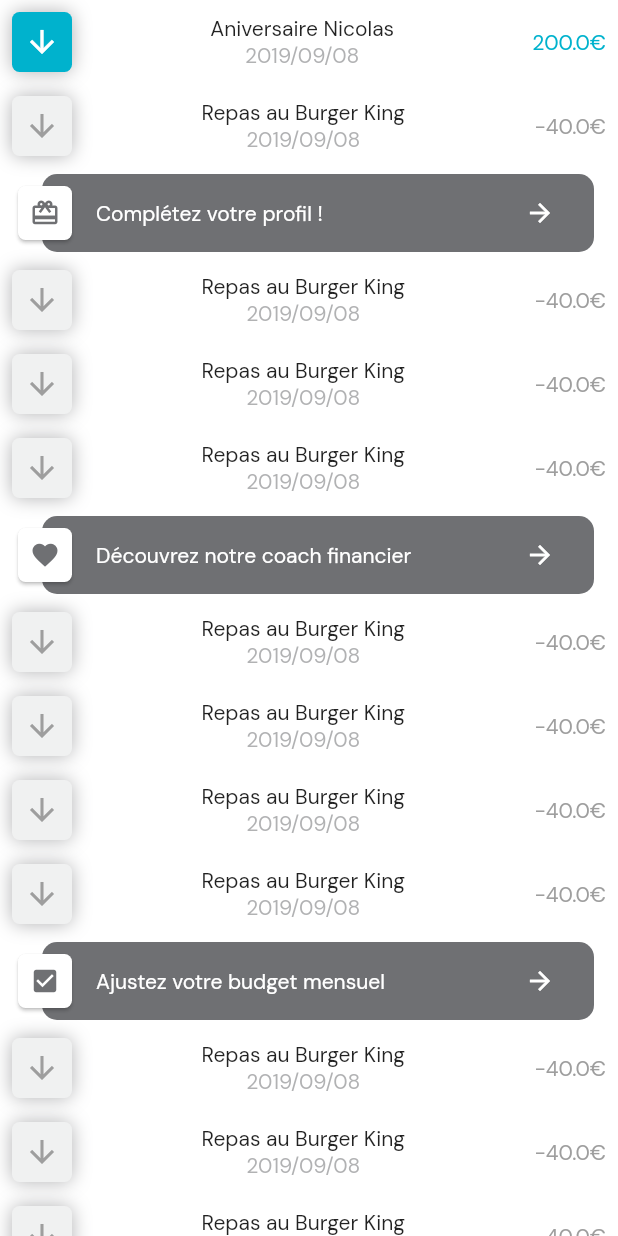
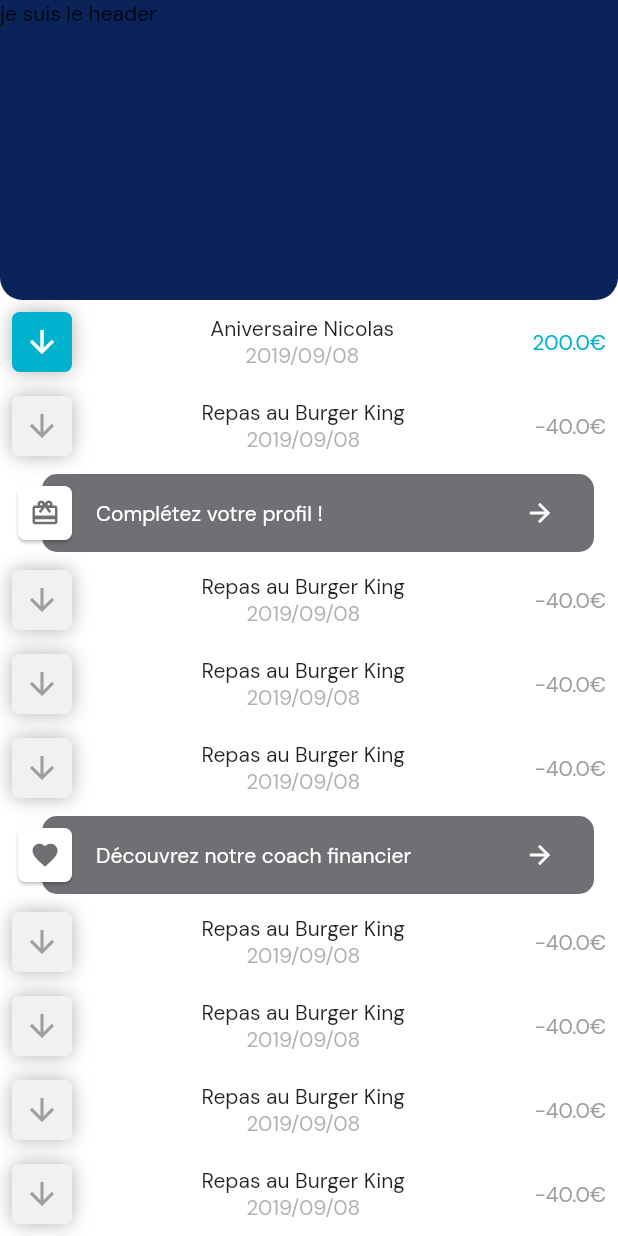
Before and after one commit to RemiDormoy/happiness-path-flutter, a Flutter app: the OperationsPage screen opened by its route, on a phone screen of 412 x 824 dp. Run offline on Flutter 3.47's test engine with Material 2 defaults, Android fonts, the phone set to English and light mode, and no system bars; our stand-ins replace flutter_svg, google_fonts, page_indicator.

Commit message:
added start of header

```diff
--- /dev/null
+++ b/lib/OperationHeader.dart
@@ -0,0 +1,23 @@
+import 'package:flutter/material.dart';
+import 'package:happiness_path/colors.dart';
+
+class OperationHeader extends StatelessWidget {
+
+  @override
+  Widget build(BuildContext context) {
+    return ConstrainedBox(
+      constraints: const BoxConstraints(minWidth: double.infinity),
+      child: Container(
+        height: 200,
+        child: Text('je suis le header'),
+        decoration: BoxDecoration(
+          color: colorPrimaryDark,
+          shape: BoxShape.rectangle,
+          borderRadius: BorderRadius.only(bottomRight: Radius.circular(15), bottomLeft: Radius.circular(15)),
+        ),
+      ),
+    );
+  }
+
+
+}
--- /dev/null
+++ b/lib/OperationList.dart
@@ -0,0 +1,38 @@
+import 'package:flutter/material.dart';
+
+import 'actionCell.dart';
+import 'endOfListCell.dart';
+import 'operationCell.dart';
+
+class OperationList extends StatelessWidget {
+  @override
+  Widget build(BuildContext context) {
+    return ListView(
+      children: <Widget>[
+        OperationCell(200, 'Aniversaire Nicolas', '2019/09/08'),
+        OperationCell(-40, 'Repas au Burger King', '2019/09/08'),
+        ActionCell('Complétez votre profil !', Icons.card_giftcard),
+        OperationCell(-40, 'Repas au Burger King', '2019/09/08'),
+        OperationCell(-40, 'Repas au Burger King', '2019/09/08'),
+        OperationCell(-40, 'Repas au Burger King', '2019/09/08'),
+        ActionCell('Découvrez notre coach financier', Icons.favorite),
+        OperationCell(-40, 'Repas au Burger King', '2019/09/08'),
+        OperationCell(-40, 'Repas au Burger King', '2019/09/08'),
+        OperationCell(-40, 'Repas au Burger King', '2019/09/08'),
+        OperationCell(-40, 'Repas au Burger King', '2019/09/08'),
+        ActionCell('Ajustez votre budget mensuel', Icons.check_box),
+        OperationCell(-40, 'Repas au Burger King', '2019/09/08'),
+        OperationCell(-40, 'Repas au Burger King', '2019/09/08'),
+        OperationCell(-40, 'Repas au Burger King', '2019/09/08'),
+        OperationCell(-40, 'Repas au Burger King', '2019/09/08'),
+        ActionCell('Complétez votre profil !', Icons.card_giftcard),
+        OperationCell(-40, 'Repas au Burger King', '2019/09/08'),
+        OperationCell(-40, 'Repas au Burger King', '2019/09/08'),
+        OperationCell(-40, 'Repas au Burger King', '2019/09/08'),
+        EndOfListCell(),
+      ],
+    );
+  }
+
+
+}
--- a/lib/endOfListCell.dart
+++ b/lib/endOfListCell.dart
@@ -19,7 +19,7 @@ class EndOfListCell extends StatelessWidget {
           Expanded(
             child: Padding(
               padding: const EdgeInsets.all(8.0),
-              child: Text('Vous avez atteint la fin de la liste'),
+              child: Text('Vous avez atteint la fin de la liste', textAlign: TextAlign.center,),
             ),
           ),
           Container(
--- a/lib/operations.dart
+++ b/lib/operations.dart
@@ -1,8 +1,8 @@
 import 'package:flutter/cupertino.dart';
 import 'package:flutter/material.dart';
-import 'package:happiness_path/actionCell.dart';
-import 'package:happiness_path/endOfListCell.dart';
-import 'package:happiness_path/operationCell.dart';
+import 'package:happiness_path/OperationList.dart';
+
+import 'OperationHeader.dart';
 
 class OperationsPage extends StatefulWidget {
   @override
@@ -14,29 +14,10 @@ class OperationsPageState extends State<OperationsPage> {
   Widget build(BuildContext context) {
     return Scaffold(
       backgroundColor: Colors.white,
-      body: ListView(
+      body: Column(
         children: <Widget>[
-          OperationCell(200, 'Aniversaire Nicolas', '2019/09/08'),
-          OperationCell(-40, 'Repas au Burger King', '2019/09/08'),
-          ActionCell('Complétez votre profil !', Icons.card_giftcard),
-          OperationCell(-40, 'Repas au Burger King', '2019/09/08'),
-          OperationCell(-40, 'Repas au Burger King', '2019/09/08'),
-          OperationCell(-40, 'Repas au Burger King', '2019/09/08'),
-          ActionCell('Découvrez notre coach financier', Icons.favorite),
-          OperationCell(-40, 'Repas au Burger King', '2019/09/08'),
-          OperationCell(-40, 'Repas au Burger King', '2019/09/08'),
-          OperationCell(-40, 'Repas au Burger King', '2019/09/08'),
-          OperationCell(-40, 'Repas au Burger King', '2019/09/08'),
-          ActionCell('Ajustez votre budget mensuel', Icons.check_box),
-          OperationCell(-40, 'Repas au Burger King', '2019/09/08'),
-          OperationCell(-40, 'Repas au Burger King', '2019/09/08'),
-          OperationCell(-40, 'Repas au Burger King', '2019/09/08'),
-          OperationCell(-40, 'Repas au Burger King', '2019/09/08'),
-          ActionCell('Complétez votre profil !', Icons.card_giftcard),
-          OperationCell(-40, 'Repas au Burger King', '2019/09/08'),
-          OperationCell(-40, 'Repas au Burger King', '2019/09/08'),
-          OperationCell(-40, 'Repas au Burger King', '2019/09/08'),
-          EndOfListCell(),
+          OperationHeader(),
+          Expanded(child: OperationList()),
         ],
       ),
     );
```
